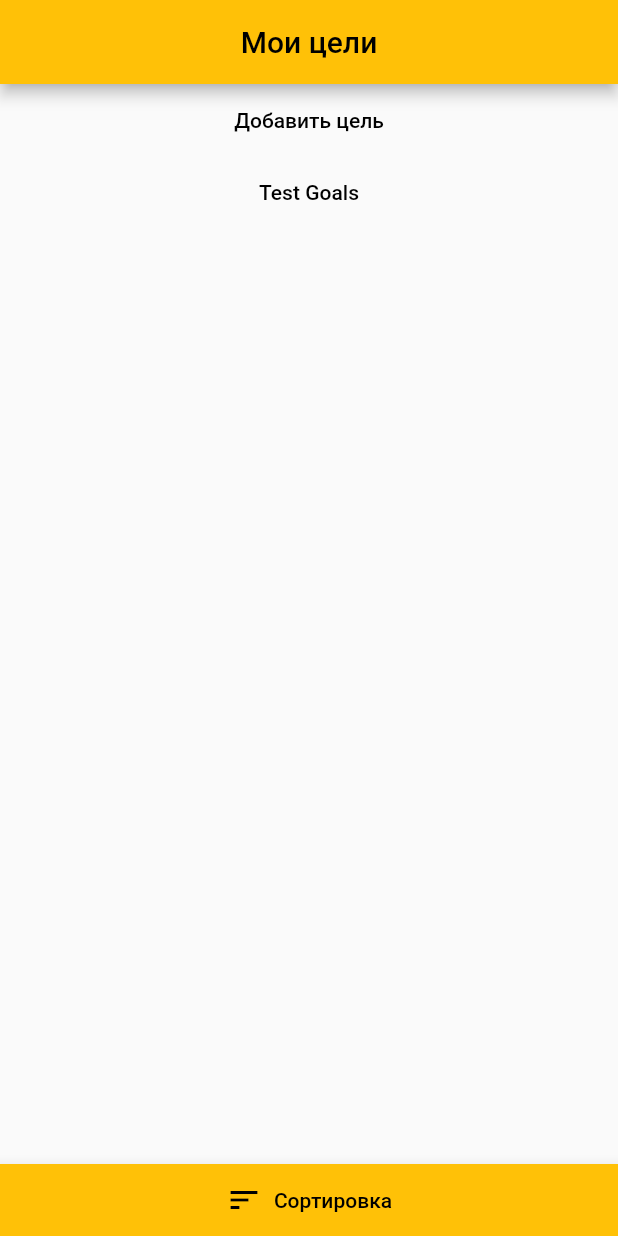
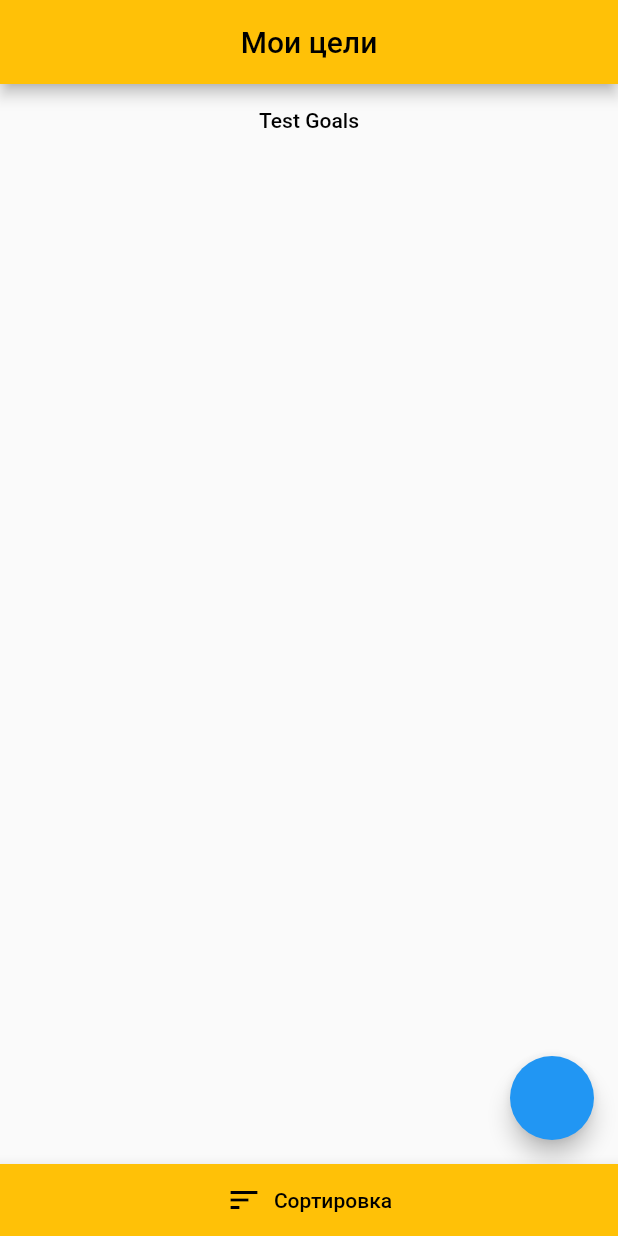
Before and after one commit to Isas148Alex/my_goals_app, a Flutter app: the screen it shows after launch, on a phone screen of 412 x 824 dp. Run offline on Flutter 3.47's test engine with Material 2 defaults, Android fonts, the phone set to English and light mode, and no system bars.

Commit message:
Add the navigation to the new page

```diff
--- a/lib/GoalsPage.dart
+++ b/lib/GoalsPage.dart
@@ -1,6 +1,7 @@
 import 'package:flutter/material.dart';
 
 import 'GoalClass.dart';
+import 'GoalCreatePage.dart';
 
 class GoalsPage extends StatefulWidget {
   @override
@@ -8,15 +9,7 @@ class GoalsPage extends StatefulWidget {
 }
 
 class _GoalsPageState extends State<GoalsPage> {
-  var Goals = [
-    TextButton(
-      onPressed: () {},
-      child: Text("Добавить цель",
-          style: TextStyle(color: Colors.black)
-      ),
-    ),
-    GoalClass("Test Goals")
-  ];
+  var Goals = [GoalClass("Test Goals")];
 
   @override
   Widget build(BuildContext context) {
@@ -31,6 +24,14 @@ class _GoalsPageState extends State<GoalsPage> {
       ),
       body: Center(
         child: Scaffold(
+          floatingActionButton: FloatingActionButton(
+            onPressed: () {
+              (Navigator.push(context,
+                  MaterialPageRoute<void>(builder: (BuildContext context) {
+                return GoalCreatePage();
+              })));
+            },
+          ),
           body: ListView.builder(
               itemCount: Goals.length,
               itemBuilder: (context, index) {
```
Lines whose indentation alone changed are shown as unchanged.
